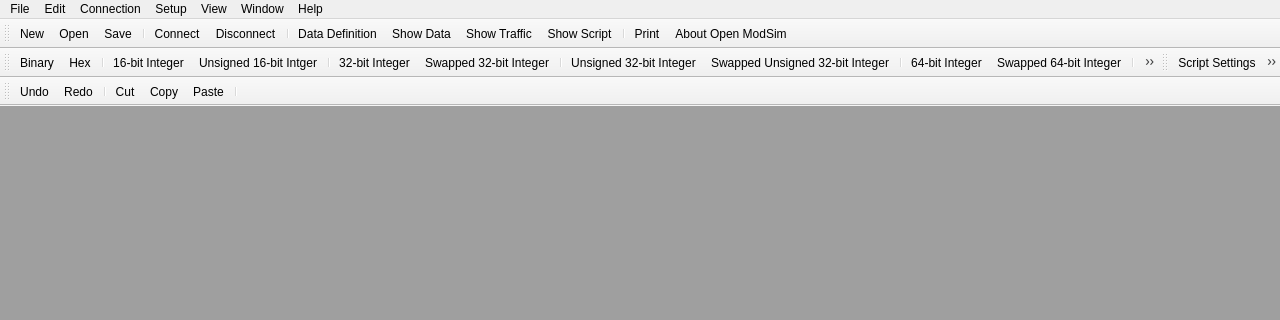
This is omodsim/mainwindow.ui in sanny32/OpenModSim as Qt 5 draws it before an edit; both pictures show x 0 to 1280 and y 0 to 320 of the 1280 by 720 pixel window. The edited form follows.
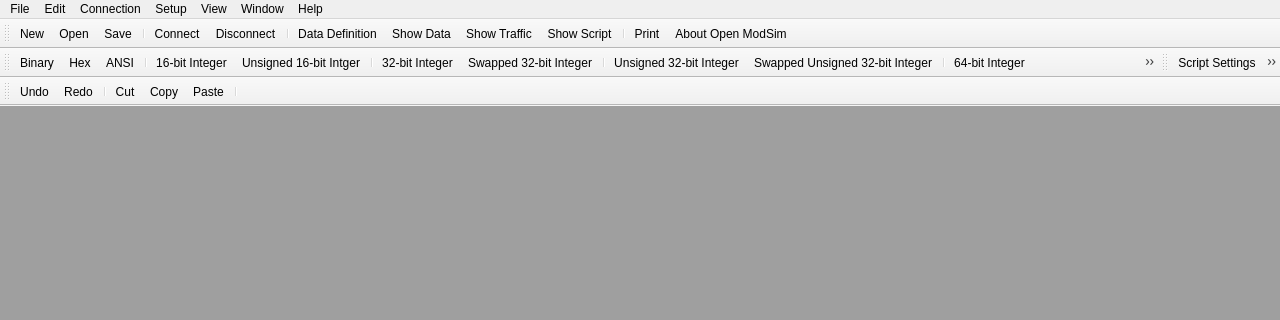
This is the edited form. Icons and pictures are not drawn.

Commit message: Action byte order changed to swap bytes. Added action ANSI

The edit to the form file:
```diff
--- a/omodsim/mainwindow.ui
+++ b/omodsim/mainwindow.ui
@@ -252,6 +252,7 @@
    </attribute>
    <addaction name="actionBinary"/>
    <addaction name="actionHex"/>
+   <addaction name="actionAnsi"/>
    <addaction name="separator"/>
    <addaction name="actionInt16"/>
    <addaction name="actionUInt16"/>
@@ -274,7 +275,7 @@
    <addaction name="actionDblFloat"/>
    <addaction name="actionSwappedDbl"/>
    <addaction name="separator"/>
-   <addaction name="actionByteOrder"/>
+   <addaction name="actionSwapBytes"/>
   </widget>
   <widget class="QToolBar" name="toolBarScript">
    <property name="windowTitle">
@@ -688,7 +689,7 @@
   </action>
   <action name="actionByteOrder">
    <property name="text">
-    <string>Byte Order</string>
+    <string>Swap Bytes (0xAB → 0xBA)</string>
    </property>
    <property name="toolTip">
     <string>Byte Order</string>
@@ -977,6 +978,21 @@
     <string notr="true">Ctrl+Alt+8</string>
    </property>
   </action>
+  <action name="actionAnsi">
+   <property name="checkable">
+    <bool>true</bool>
+   </property>
+   <property name="icon">
+    <iconset resource="resources.qrc">
+     <normaloff>:/res/actionAnsi.png</normaloff>:/res/actionAnsi.png</iconset>
+   </property>
+   <property name="text">
+    <string>ANSI</string>
+   </property>
+   <property name="menuRole">
+    <enum>QAction::MenuRole::NoRole</enum>
+   </property>
+  </action>
  </widget>
  <resources>
   <include location="resources.qrc"/>
```
Left out of the diff: 13 changed lines with no effect on the pictures. The commit also changes 36 other files.
